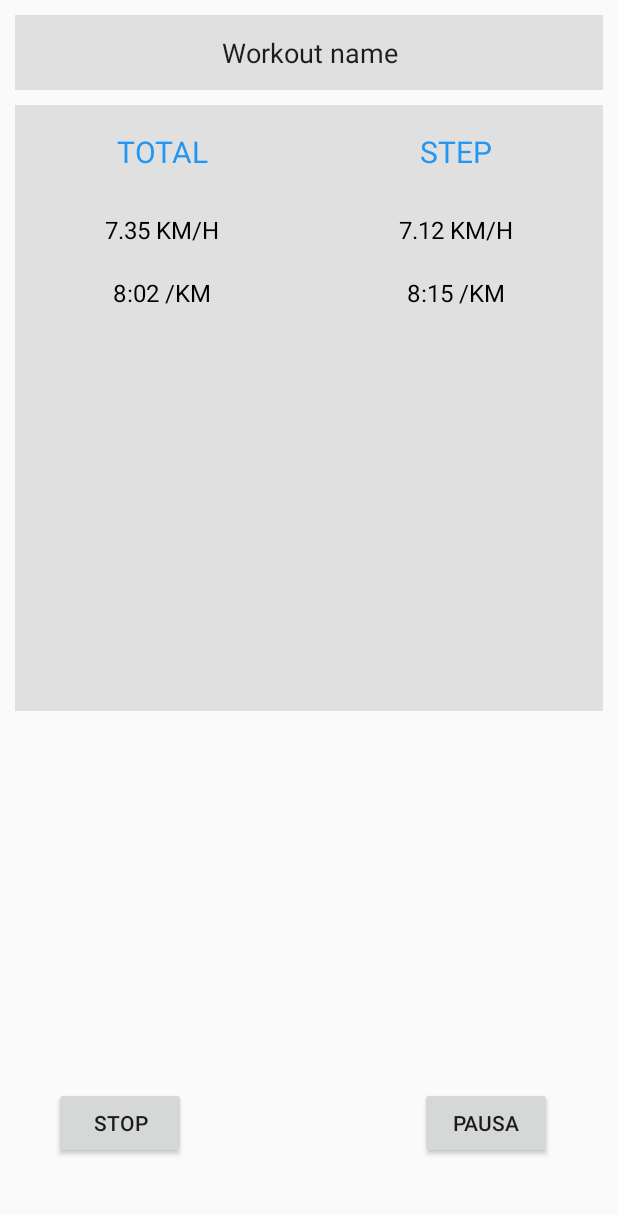
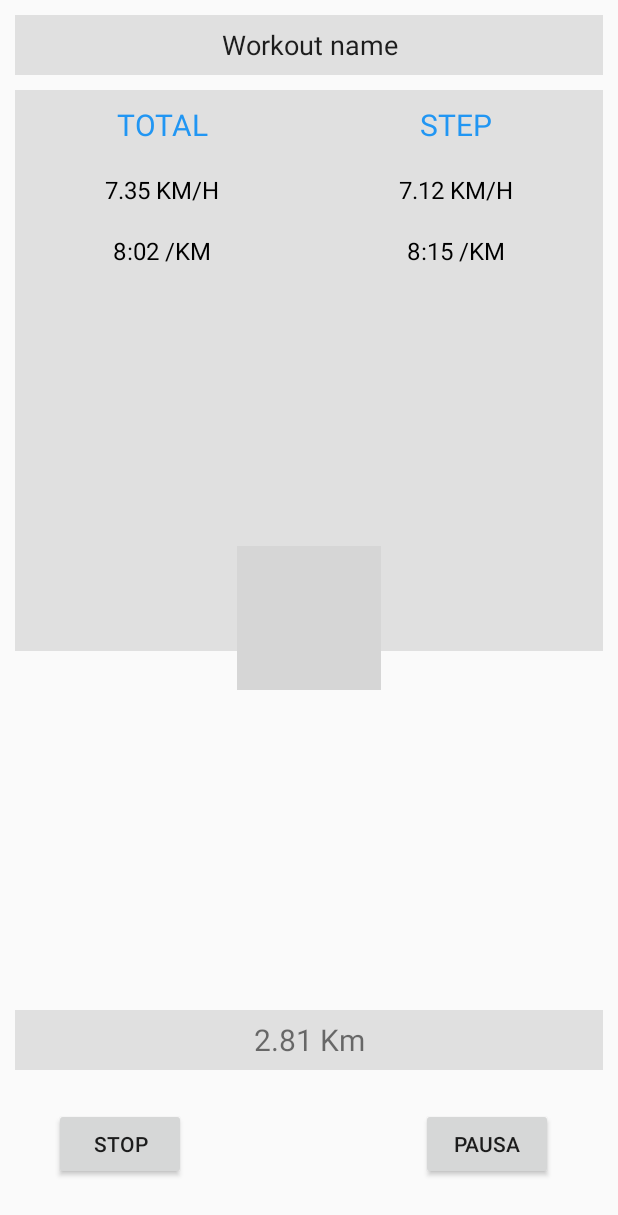
Before and after one commit to stefanolande/Qaddu, an Android app: the layout fragment_workout.xml on its own in the app's theme, with its tools: preview values and no code run, on a phone screen of 412 x 824 dp. Shown: the top 1215 px of the screen. Run offline under Robolectric (Android 15) with nearby library versions, the phone set to English and light mode, and no system bars; grey boxes are pictures that could not be loaded.

Commit message:
Adjusted Poligonal Image workout

```diff
--- a/app/src/main/AndroidManifest.xml
+++ b/app/src/main/AndroidManifest.xml
@@ -15,15 +15,13 @@
             android:name=".MainActivity"
             android:label="@string/title_activity_main"
             android:theme="@style/AppTheme.NoActionBar">
-
-        </activity>
-        <activity android:name=".Settings" />
-        <activity android:name=".WorkoutDetail">
             <intent-filter>
                 <action android:name="android.intent.action.MAIN" />
-
                 <category android:name="android.intent.category.LAUNCHER" />
             </intent-filter>
+        </activity>
+
+        <activity android:name=".WorkoutDetail">
         </activity>
     </application>
 
--- a/app/src/main/res/layout/fragment_workout.xml
+++ b/app/src/main/res/layout/fragment_workout.xml
@@ -7,7 +7,7 @@
 
     <EditText
         android:layout_width="match_parent"
-        android:layout_height="50dp"
+        android:layout_height="40dp"
         android:id="@+id/nameWorkout"
         android:layout_gravity="center_horizontal|top"
         android:text="Workout name"
@@ -28,7 +28,7 @@
         android:layout_marginLeft="10dp"
         android:layout_marginRight="10dp"
         android:layout_gravity="center"
-        android:layout_marginBottom="350dp"
+        android:layout_marginBottom="390dp"
         android:layout_alignParentEnd="true">
 
         <TableRow
@@ -42,7 +42,7 @@
                 android:layout_weight="1"
                 android:textColor="#2196F3"
                 android:textSize="20dp"
-                android:padding="17dp"
+                android:padding="9dp"
                 android:gravity="center"/>
 
             <TextView
@@ -51,7 +51,7 @@
                 android:layout_weight="1"
                 android:textColor="#2196F3"
                 android:textSize="20dp"
-                android:padding="17dip"
+                android:padding="9dip"
                 android:gravity="center"/>
         </TableRow>
 
@@ -66,7 +66,7 @@
                 android:layout_weight="1"
                 android:textColor="#000000"
                 android:textSize="16dp"
-                android:padding="10dip"
+                android:padding="9dip"
                 android:gravity="center"/>
 
             <TextView
@@ -75,7 +75,7 @@
                 android:layout_weight="1"
                 android:textColor="#000000"
                 android:textSize="16dp"
-                android:padding="10dip"
+                android:padding="9dip"
                 android:gravity="center"/>
         </TableRow>
 
@@ -90,7 +90,7 @@
                 android:layout_weight="1"
                 android:textColor="#000000"
                 android:textSize="16dp"
-                android:padding="10dip"
+                android:padding="9dip"
                 android:gravity="center"/>
 
             <TextView
@@ -99,7 +99,7 @@
                 android:layout_weight="1"
                 android:textColor="#000000"
                 android:textSize="16dp"
-                android:padding="10dip"
+                android:padding="9dip"
                 android:gravity="center"/>
         </TableRow>
 
@@ -110,10 +110,11 @@
         android:layout_height="wrap_content"
         android:text="PAUSA"
         android:id="@+id/start_pause_button"
-        android:layout_marginBottom="51dp"
-        android:layout_marginEnd="44dp"
+        android:layout_marginBottom="37dp"
+        android:layout_marginEnd="33dp"
         android:layout_alignParentBottom="true"
-        android:layout_alignParentEnd="true" />
+        android:padding="9dip"
+        android:layout_alignEnd="@+id/tableWorkout" />
 
     <Button
         android:layout_width="wrap_content"
@@ -122,7 +123,33 @@
         android:id="@+id/stop_button"
         android:layout_alignTop="@+id/start_pause_button"
         android:layout_alignParentStart="true"
+
         android:layout_marginStart="36dp" />
+
+    <ImageView
+        android:layout_width="wrap_content"
+        android:layout_height="wrap_content"
+        android:id="@+id/imageView"
+        android:src="@drawable/rombo"
+        android:layout_centerVertical="true"
+        android:layout_centerHorizontal="true" />
+
+    <TextView
+
+        android:layout_width="wrap_content"
+        android:layout_height="40dp"
+        android:text="2.81 Km"
+        android:textAlignment="center"
+        android:id="@+id/textView"
+        android:layout_alignEnd="@+id/tableWorkout"
+        android:layout_alignStart="@+id/tableWorkout"
+        android:layout_above="@+id/start_pause_button"
+        android:background="#E0E0E0"
+
+
+        android:gravity="center"
+        android:textSize="20dp"
+        android:layout_marginBottom="25dp" />
 
 
 </RelativeLayout>
--- a/app/src/main/res/values/strings.xml
+++ b/app/src/main/res/values/strings.xml
@@ -4,5 +4,7 @@
     <string name="title_fragment_history">History</string>
     <string name="title_fragment_settings">Settings</string>
     <string name="title_fragment_workout">Workout</string>
+
+
     <string name="section_format">Hello World from section: %1$d</string>
 </resources>
```
